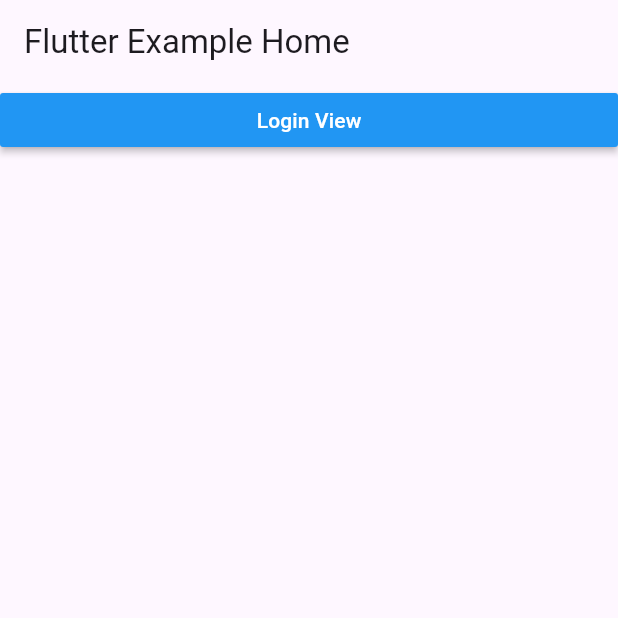
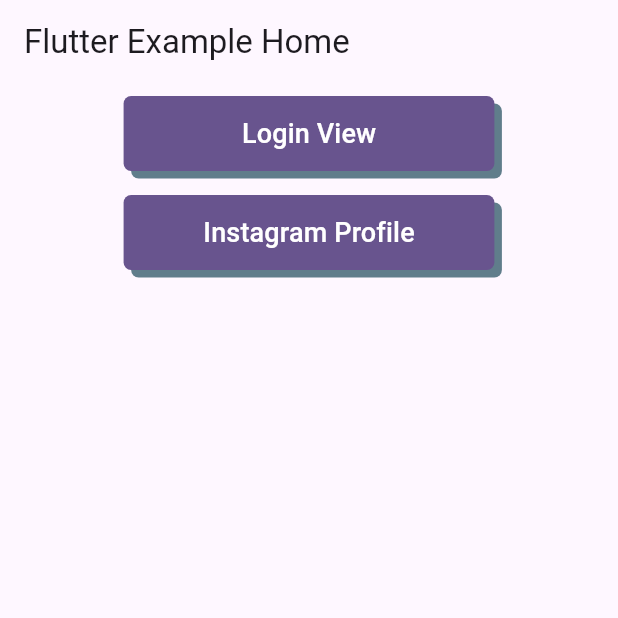
Before and after one commit to gyakhoe/flutter_example_gyakhoe, a Flutter app: the screen it shows after launch, on a phone screen of 412 x 824 dp, the top half of it. Run offline on Flutter 3.47's test engine with Material 2 defaults, Android fonts, the light colour scheme and no system bars; statements that could not run were skipped.

Commit message:
place holder added to profile page

```diff
--- /dev/null
+++ b/lib/insta-profile/insta_profile.dart
@@ -0,0 +1 @@
+export 'views/insta_profile_page.dart';
--- a/lib/menu/views/menu_page.dart
+++ b/lib/menu/views/menu_page.dart
@@ -1,5 +1,5 @@
 import 'package:flutter/material.dart';
-
+import 'package:flutter_example_gyakhoe/insta-profile/insta_profile.dart';
 
 import 'package:flutter_example_gyakhoe/login/login.dart';
 
@@ -12,19 +12,53 @@
     return Scaffold(
       appBar: AppBar(title: Text(title)),
       body: ListView(children: [
-        MaterialButton(
-          onPressed: () => Navigator.push(context,
-              MaterialPageRoute(builder: (context) => const LoginPage())),
-          color: Colors.blue,
-          hoverColor: Colors.black,
-          child: const Text(
-            'Login View',
-            style: TextStyle(
-              color: Colors.white,
-            ),
-          ),
-        )
+        _menuButton(
+            context: context,
+            widget: const LoginPage(),
+            // materialPageRoute:
+            //     MaterialPageRoute(builder: (loginContext) => const LoginPage()),
+            buttonLabel: 'Login View'),
+        _menuButton(
+            widget: const InstaProfilePage(),
+            context: context,
+            // materialPageRoute: MaterialPageRoute(
+            //     builder: (profileContext) => const InstaProfilePage()),
+            buttonLabel: 'Instagram Profile')
       ]),
     );
   }
+
+  MaterialButton _menuButton({
+    required BuildContext context,
+    required Widget widget,
+    required String buttonLabel,
+  }) {
+    return MaterialButton(
+      onPressed: () => Navigator.push(
+        context,
+        MaterialPageRoute(builder: (context) => widget),
+      ),
+      child: Padding(
+        padding: const EdgeInsets.all(8),
+        child: Container(
+          height: 50,
+          width: MediaQuery.of(context).size.width * 0.6,
+          decoration: BoxDecoration(
+              color: Theme.of(context).primaryColor,
+              borderRadius: BorderRadius.circular(5),
+              boxShadow: const [
+                BoxShadow(
+                  offset: Offset(5, 5),
+                  color: Colors.blueGrey,
+                )
+              ]),
+          child: Center(
+              child: Text(
+            buttonLabel,
+            style: const TextStyle(color: Colors.white, fontSize: 18),
+          )),
+        ),
+      ),
+    );
+  }
 }
```
Also changed, not shown: lib/insta-profile/views/insta_profile_page.dart (added, +45 -0 lines).
